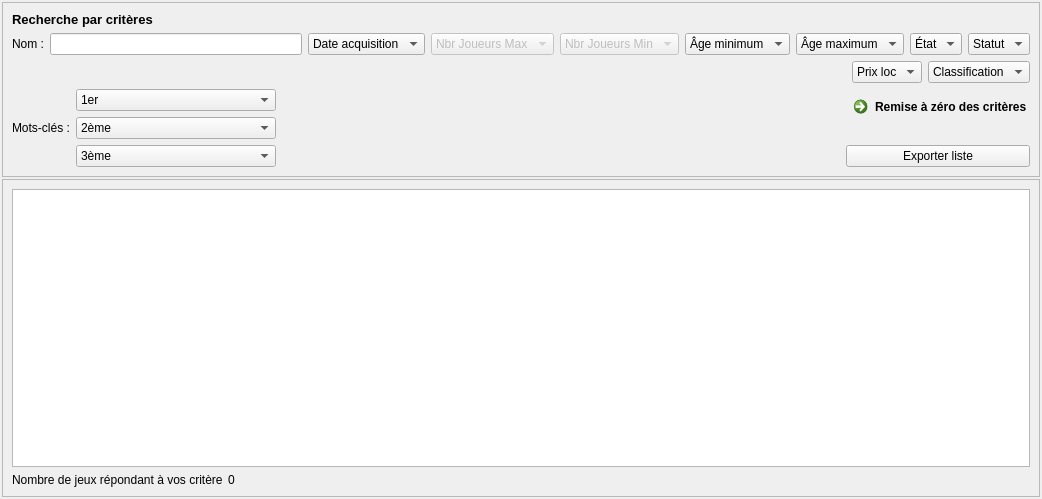
Old version of the form f_listejeux.ui in the repository nivhg/ludopen.
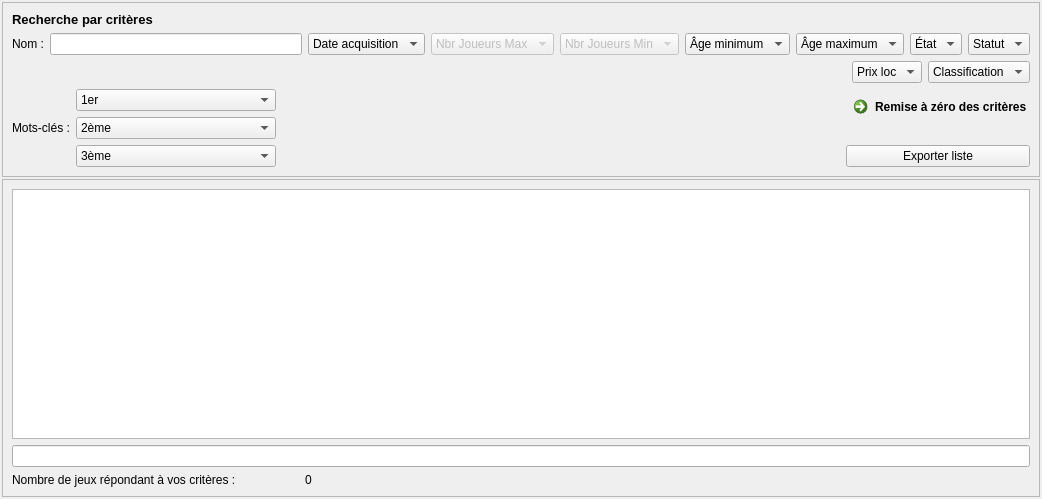
New version of the form. Icons and pictures are not drawn.

```diff
--- a/f_listejeux.ui
+++ b/f_listejeux.ui
@@ -304,7 +304,7 @@
       <enum>QFrame::Raised</enum>
      </property>
      <layout class="QGridLayout" name="gridLayout">
-      <item row="0" column="0" colspan="4">
+      <item row="0" column="0" colspan="7">
        <widget class="QTableView" name="TbV_Recherche">
         <property name="alternatingRowColors">
          <bool>true</bool>
@@ -317,7 +317,23 @@
         </property>
        </widget>
       </item>
-      <item row="2" column="0">
+      <item row="2" column="0" colspan="7">
+       <widget class="QLineEdit" name="LE_sql"/>
+      </item>
+      <item row="4" column="2">
+       <widget class="QLabel" name="Lb_Resultat">
+        <property name="minimumSize">
+         <size>
+          <width>0</width>
+          <height>0</height>
+         </size>
+        </property>
+        <property name="text">
+         <string>0</string>
+        </property>
+       </widget>
+      </item>
+      <item row="4" column="0" colspan="2">
        <widget class="QLabel" name="Lb_NombreResultat">
         <property name="sizePolicy">
          <sizepolicy hsizetype="Fixed" vsizetype="Preferred">
@@ -327,13 +343,13 @@
         </property>
         <property name="minimumSize">
          <size>
-          <width>210</width>
+          <width>260</width>
           <height>0</height>
          </size>
         </property>
         <property name="maximumSize">
          <size>
-          <width>130</width>
+          <width>16777215</width>
           <height>16777215</height>
          </size>
         </property>
@@ -342,13 +358,6 @@
         </property>
        </widget>
       </item>
-      <item row="2" column="1">
-       <widget class="QLabel" name="Lb_Resultat">
-        <property name="text">
-         <string>0</string>
-        </property>
-       </widget>
-      </item>
      </layout>
     </widget>
    </item>
```
